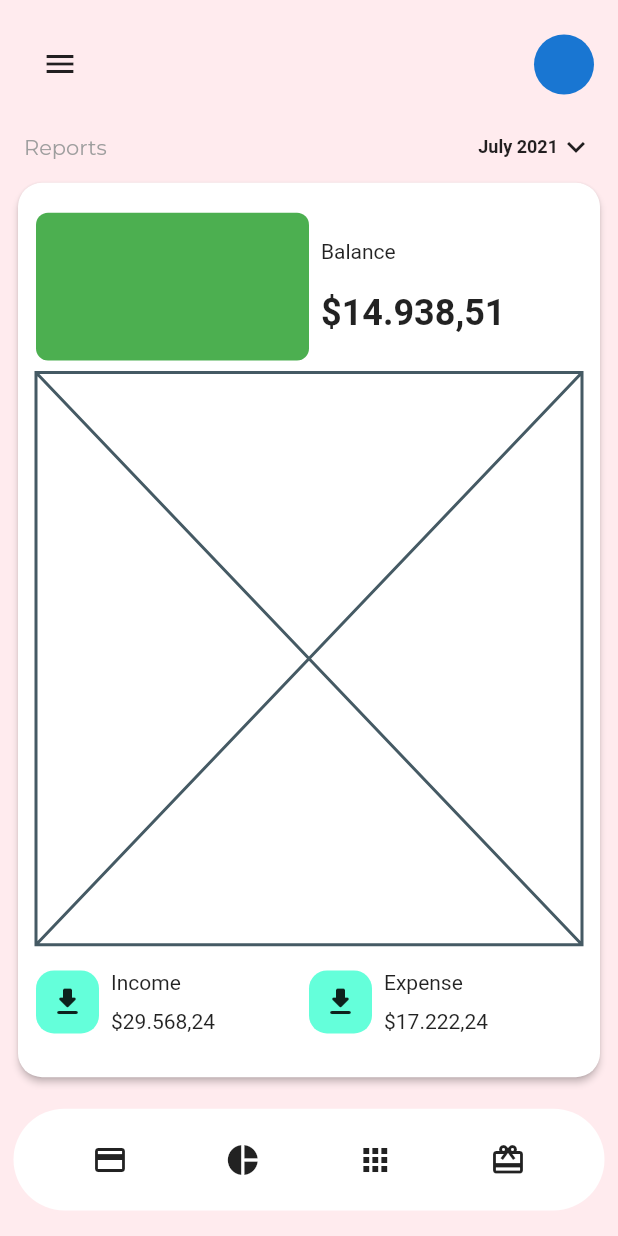
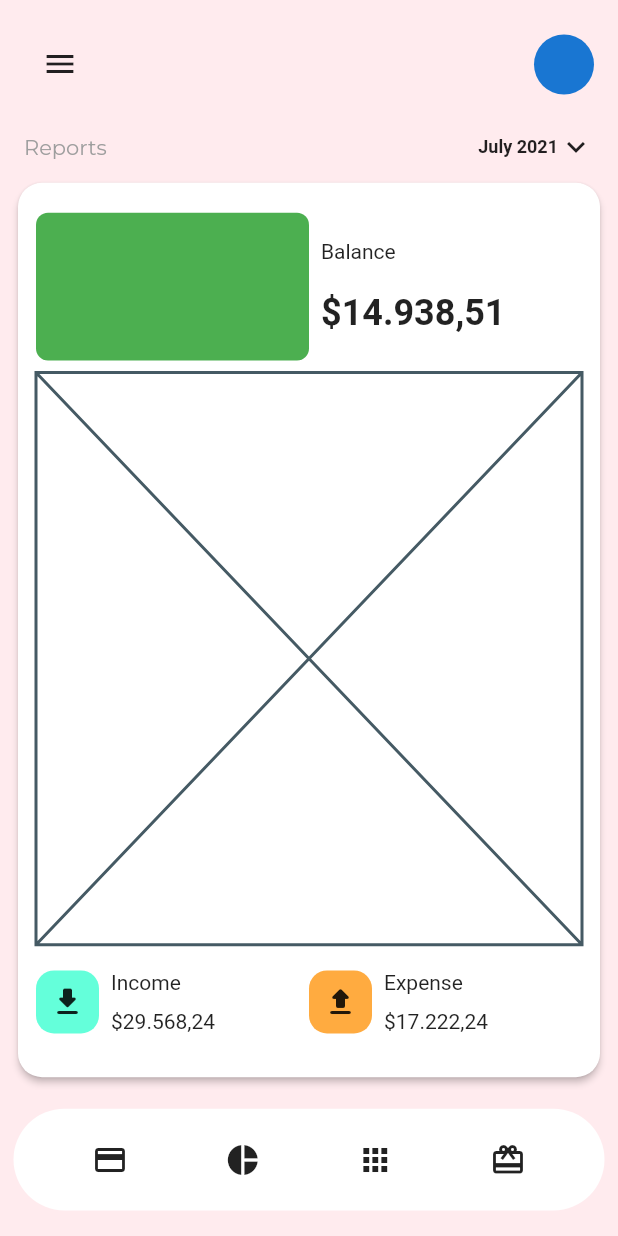
Before and after one commit to JAICHANGPARK/flutter_notebook_11th_story, a Flutter app: the screen it shows after launch, on a phone screen of 412 x 824 dp. Run offline on Flutter 3.47's test engine with Material 2 defaults, Android fonts, the phone set to English and light mode, and no system bars; our stand-ins replace backdrop, badges, flutter_inner_drawer, flutter_slidable, flutter_swiper, google_fonts.

Commit message:
Update bank_balance_page.dart

```diff
--- a/lib/ep749_bank_app/ui/bank_balance_page.dart
+++ b/lib/ep749_bank_app/ui/bank_balance_page.dart
@@ -98,6 +98,7 @@ class _BankBalancePageState extends State<BankBalancePage> {
                                   )),
                               Expanded(flex: 10, child: Placeholder()),
                               Expanded(flex: 2, child: Row(
+                                crossAxisAlignment: CrossAxisAlignment.center,
                                 children: [
                                   Expanded(child: Row(
                                     crossAxisAlignment: CrossAxisAlignment.center,
@@ -131,10 +132,10 @@ class _BankBalancePageState extends State<BankBalancePage> {
                                         height: 42,
                                         width: 42,
                                         decoration: BoxDecoration(
-                                            color: Colors.tealAccent,
+                                            color: Colors.orangeAccent,
                                             borderRadius: BorderRadius.circular(12)
                                         ),
-                                        child: Icon(Icons.download_rounded),
+                                        child: Icon(Icons.upload_rounded),
                                       ),
                                       Padding(
                                         padding: const EdgeInsets.all(8.0),
```
